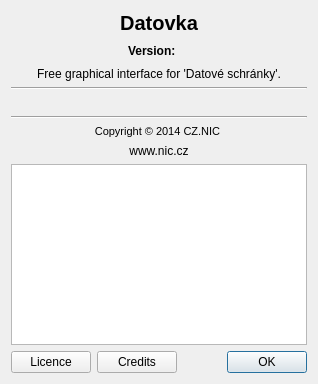
Old version of the form src/gui/ui/dlg_about.ui in the repository psakar/datovka.
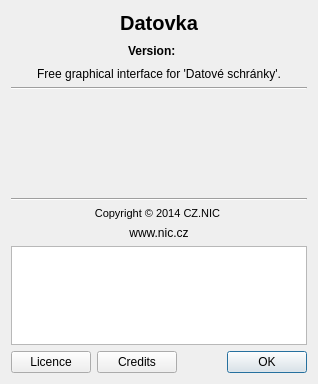
New version of the form.

Diff of the .ui file:
```diff
--- a/src/gui/ui/dlg_about.ui
+++ b/src/gui/ui/dlg_about.ui
@@ -120,6 +120,12 @@
      <property name="enabled">
       <bool>true</bool>
      </property>
+     <property name="minimumSize">
+      <size>
+       <width>0</width>
+       <height>96</height>
+      </size>
+     </property>
      <property name="text">
       <string/>
      </property>
```
